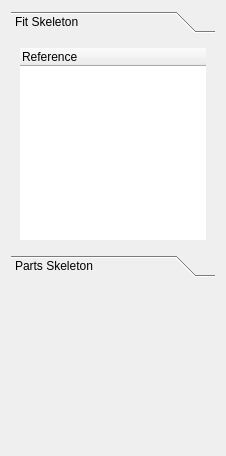
The window that main/mApplication/ms_module/lib/ui/fitPage.ui (smsyes/pythonWorkSpace) describes before a commit, drawn with Qt 5.
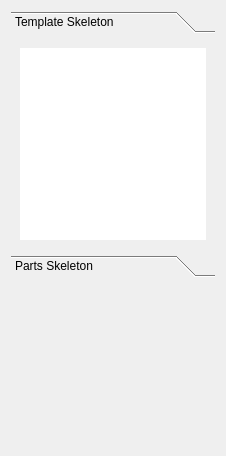
The same window after the commit. The open tabs and pages were chosen to show the change.

Diff of the .ui file:
```diff
--- a/main/mApplication/ms_module/lib/ui/fitPage.ui
+++ b/main/mApplication/ms_module/lib/ui/fitPage.ui
@@ -17,10 +17,10 @@
    <item row="0" column="0">
     <widget class="QToolBox" name="fitToolBox">
      <property name="frameShadow">
-      <enum>QFrame::Sunken</enum>
+      <enum>QFrame::Plain</enum>
      </property>
      <property name="lineWidth">
-      <number>1</number>
+      <number>0</number>
      </property>
      <property name="currentIndex">
       <number>1</number>
@@ -35,22 +35,35 @@
        </rect>
       </property>
       <attribute name="label">
-       <string>Fit Skeleton</string>
+       <string>Template Skeleton</string>
       </attribute>
       <layout class="QGridLayout" name="gridLayout_2">
        <item row="0" column="0">
-        <widget class="QTreeWidget" name="fit_treeWidget">
+        <widget class="QListWidget" name="temp_listWidget">
          <property name="frameShape">
           <enum>QFrame::NoFrame</enum>
          </property>
-         <property name="columnCount">
-          <number>1</number>
+         <property name="frameShadow">
+          <enum>QFrame::Plain</enum>
          </property>
-         <column>
-          <property name="text">
-           <string>Reference</string>
-          </property>
-         </column>
+         <property name="lineWidth">
+          <number>0</number>
+         </property>
+         <property name="dragEnabled">
+          <bool>true</bool>
+         </property>
+         <property name="dragDropMode">
+          <enum>QAbstractItemView::NoDragDrop</enum>
+         </property>
+         <property name="defaultDropAction">
+          <enum>Qt::IgnoreAction</enum>
+         </property>
+         <property name="alternatingRowColors">
+          <bool>false</bool>
+         </property>
+         <property name="selectionMode">
+          <enum>QAbstractItemView::ExtendedSelection</enum>
+         </property>
         </widget>
        </item>
       </layout>
```
Left out of the diff: 29 changed lines with no effect on the pictures.
